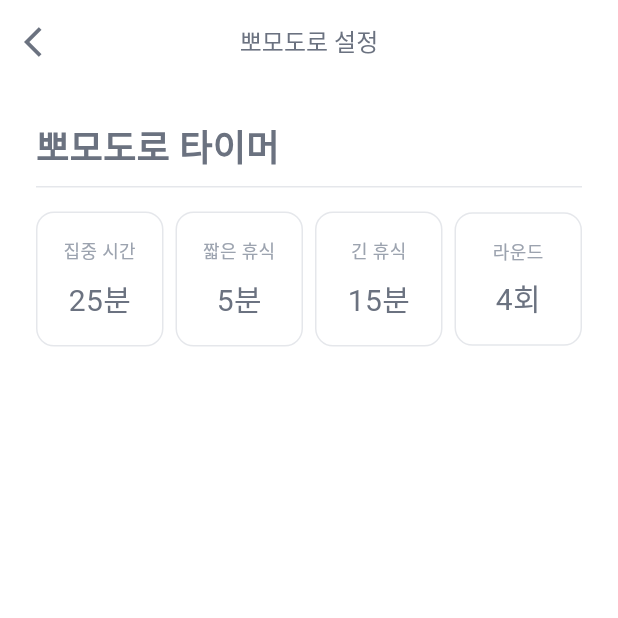
After one commit to solve-z/TimeDog_Test, a Flutter app: the PomodoroSettingScreen screen opened directly, on a phone screen of 412 x 824 dp, the top half of it. The commit adds this screen. Run offline on Flutter 3.47's test engine with Material 3 defaults, Android fonts, the phone set to English and light mode, and no system bars; our stand-ins replace audioplayers, device_info_plus, flutter_local_notifications, flutter_riverpod, flutter_svg, logger and 3 more; missing offline and left inert: audio_session, flutter_foreground_task; accounts and stored records are empty; Roboto replaces fonts that are missing (OmyuPretty); statements that could not run were skipped.

Commit message:
refac: Drawer 뽀모도로 설정 분리

```diff
--- a/lib/common/dialog/d_number_picker.dart
+++ b/lib/common/dialog/d_number_picker.dart
@@ -137,10 +137,7 @@ class _NumberPickerDialogState extends State<NumberPickerDialog> {
                                       fontFamily: 'OmyuPretty',
                                       fontSize: 36,
                                       fontWeight: FontWeight.w400,
-                                      color:
-                                          isScrolling
-                                              ? const Color(0xFFC76D71)
-                                              : const Color(0xFF111827),
+                                      color: const Color(0xFF111827),
                                     ),
                                     child: Text('$value'),
                                   ),
--- /dev/null
+++ b/lib/screen/settings/s_pomodoro_setting.dart
@@ -0,0 +1,255 @@
+import 'package:flutter/material.dart';
+import 'package:flutter_riverpod/flutter_riverpod.dart';
+import 'package:timedog_test/common/dialog/d_number_picker.dart';
+import 'package:timedog_test/screen/main/tab/timer/timer_notifier.dart';
+import 'package:timedog_test/screen/main/tab/timer/vo/vo_timer.dart';
+
+class PomodoroSettingScreen extends ConsumerStatefulWidget {
+  const PomodoroSettingScreen({super.key});
+
+  @override
+  ConsumerState<PomodoroSettingScreen> createState() =>
+      _PomodoroSettingScreenState();
+}
+
+class _PomodoroSettingScreenState extends ConsumerState<PomodoroSettingScreen> {
+  late int totalRounds;
+  late int focusMinutes;
+  late int shortBreakMinutes;
+  late int longBreakMinutes;
+
+  @override
+  void initState() {
+    super.initState();
+    final settings = ref.read(timerProvider).settings;
+    totalRounds = settings.totalRounds;
+    focusMinutes = settings.focusTime.inMinutes;
+    shortBreakMinutes = settings.shortBreakTime.inMinutes;
+    longBreakMinutes = settings.longBreakTime.inMinutes;
+  }
+
+  @override
+  Widget build(BuildContext context) {
+    return Scaffold(
+      backgroundColor: Colors.white,
+      appBar: AppBar(
+        backgroundColor: Colors.white,
+        elevation: 0,
+        leading: IconButton(
+          icon: const Icon(Icons.arrow_back_ios, color: Color(0xFF6B7280)),
+          onPressed: () => Navigator.pop(context),
+        ),
+        title: const Text(
+          '뽀모도로 설정',
+          style: TextStyle(
+            fontFamily: 'OmyuPretty',
+            fontSize: 16,
+            color: Color(0xFF6B7280),
+            fontWeight: FontWeight.w500,
+          ),
+        ),
+        centerTitle: true,
+      ),
+
+      body: SafeArea(
+        bottom: true,
+        child: SingleChildScrollView(
+          child: Padding(
+            padding: const EdgeInsets.all(24.0),
+            child: Column(
+              crossAxisAlignment: CrossAxisAlignment.start,
+              children: [
+                _buildSectionTitle('뽀모도로 타이머'),
+                const SizedBox(height: 16),
+                Row(
+                  children: [
+                    Expanded(
+                      child: _buildTimerBox(
+                        '집중 시간',
+                        focusMinutes,
+                        '분',
+                        () async {
+                          final result = await showDialog(
+                            context: context,
+                            builder:
+                                (context) => NumberPickerDialog(
+                                  title: '집중 시간',
+                                  currentValue: focusMinutes,
+                                  minValue: 1,
+                                  maxValue: 60,
+                                  unit: '분',
+                                ),
+                          );
+                          // 숫자 입력 창에서 취소를 안눌렀다면
+                          if (result != null) {
+                            setState(() {
+                              focusMinutes = result;
+                            });
+                            _updateTimerSettings();
+                          }
+                        },
+                      ),
+                    ),
+
+                    const SizedBox(width: 8),
+                    Expanded(
+                      child: _buildTimerBox(
+                        '짧은 휴식',
+                        shortBreakMinutes,
+                        '분',
+                        () async {
+                          final result = await showDialog(
+                            context: context,
+                            builder:
+                                (context) => NumberPickerDialog(
+                                  title: '짧은 휴식',
+                                  currentValue: shortBreakMinutes,
+                                  minValue: 1,
+                                  maxValue: 30,
+                                  unit: '분',
+                                ),
+                          );
+                          // 숫자 입력 창에서 취소를 안눌렀다면
+                          if (result != null) {
+                            setState(() {
+                              shortBreakMinutes = result;
+                            });
+                            _updateTimerSettings();
+                          }
+                        },
+                      ),
+                    ),
+                    const SizedBox(width: 8),
+                    Expanded(
+                      child: _buildTimerBox(
+                        '긴 휴식',
+                        longBreakMinutes,
+                        '분',
+                        () async {
+                          final result = await showDialog(
+                            context: context,
+                            builder:
+                                (context) => NumberPickerDialog(
+                                  title: '긴 휴식',
+                                  currentValue: longBreakMinutes,
+                                  minValue: 1,
+                                  maxValue: 60,
+                                  unit: '분',
+                                ),
+                          );
+                          // 숫자 입력 창에서 취소를 안눌렀다면
+                          if (result != null) {
+                            setState(() {
+                              longBreakMinutes = result;
+                            });
+                            _updateTimerSettings();
+                          }
+                        },
+                      ),
+                    ),
+                    const SizedBox(width: 8),
+                    Expanded(
+                      child: _buildTimerBox('라운드', totalRounds, '회', () async {
+                        final result = await showDialog<int>(
+                          context: context,
+                          builder:
+                              (context) => NumberPickerDialog(
+                                title: '라운드',
+                                currentValue: totalRounds,
+                                minValue: 1,
+                                maxValue: 10,
+                                unit: '회',
+                              ),
+                        );
+                        if (result != null) {
+                          setState(() {
+                            totalRounds = result;
+                          });
+                          _updateTimerSettings();
+                        }
+                      }),
+                    ),
+                    const SizedBox(height: 24),
+                  ],
+                ),
+              ],
+            ),
+          ),
+        ),
+      ),
+    );
+  }
+
+  Widget _buildSectionTitle(String title) {
+    return Container(
+      padding: const EdgeInsets.only(bottom: 8),
+      width: double.infinity,
+      decoration: BoxDecoration(
+        color: Colors.white,
+        border: Border(bottom: BorderSide(color: Color(0xFFE5E7EB), width: 1)),
+      ),
+      child: Text(
+        title,
+        style: TextStyle(
+          fontFamily: 'OmyuPretty',
+          fontSize: 24,
+          fontWeight: FontWeight.w600,
+          color: Color(0xFF6B7280),
+        ),
+      ),
+    );
+  }
+
+  Widget _buildTimerBox(
+    String label,
+    int value,
+    String unit,
+    VoidCallback onTap,
+  ) {
+    return GestureDetector(
+      onTap: onTap,
+      child: Container(
+        padding: const EdgeInsets.symmetric(vertical: 16, horizontal: 8),
+        decoration: BoxDecoration(
+          color: Colors.white,
+          borderRadius: BorderRadius.circular(12),
+          border: Border.all(color: Color(0xFFE5E7EB)),
+        ),
+        child: Column(
+          children: [
+            Text(
+              label,
+              textAlign: TextAlign.center,
+              style: TextStyle(
+                fontFamily: 'OmyuPretty',
+                fontSize: 12,
+                color: Color(0xFF9CA3AF),
+              ),
+            ),
+            const SizedBox(height: 8),
+            Text(
+              '$value$unit',
+              style: TextStyle(
+                fontFamily: 'OmyuPretty',
+                fontSize: 20,
+                fontWeight: FontWeight.w400,
+                color: Color(0xFF6B7280),
+              ),
+            ),
+          ],
+        ),
+      ),
+    );
+  }
+
+  void _updateTimerSettings() {
+    final newSettings = TimerSettings(
+      totalRounds: totalRounds,
+      focusTime: Duration(minutes: focusMinutes),
+      shortBreakTime: Duration(minutes: shortBreakMinutes),
+      longBreakTime: Duration(minutes: longBreakMinutes),
+    );
+
+    ref.read(timerProvider.notifier).updateSettings(newSettings);
+  }
+}
```
Also changed, not shown: lib/common/widget/w_drawer_menu.dart (+38 -6 lines).
